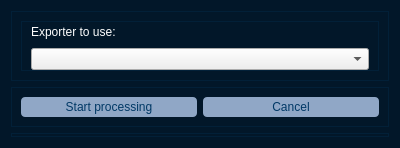
Qt form mad_gui/qt_designer/export.ui (mad-lab-fau/mad-gui) before a commit.
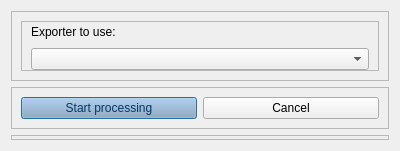
The same form after that commit.

```diff
--- a/mad_gui/qt_designer/export.ui
+++ b/mad_gui/qt_designer/export.ui
@@ -7,289 +7,9 @@
     <x>0</x>
     <y>0</y>
     <width>400</width>
-    <height>148</height>
+    <height>151</height>
    </rect>
   </property>
-  <property name="palette">
-   <palette>
-    <active>
-     <colorrole role="WindowText">
-      <brush brushstyle="SolidPattern">
-       <color alpha="255">
-        <red>255</red>
-        <green>255</green>
-        <blue>255</blue>
-       </color>
-      </brush>
-     </colorrole>
-     <colorrole role="Button">
-      <brush brushstyle="SolidPattern">
-       <color alpha="255">
-        <red>255</red>
-        <green>85</green>
-        <blue>255</blue>
-       </color>
-      </brush>
-     </colorrole>
-     <colorrole role="Light">
-      <brush brushstyle="SolidPattern">
-       <color alpha="255">
-        <red>255</red>
-        <green>255</green>
-        <blue>0</blue>
-       </color>
-      </brush>
-     </colorrole>
-     <colorrole role="Text">
-      <brush brushstyle="SolidPattern">
-       <color alpha="255">
-        <red>2</red>
-        <green>58</green>
-        <blue>103</blue>
-       </color>
-      </brush>
-     </colorrole>
-     <colorrole role="ButtonText">
-      <brush brushstyle="SolidPattern">
-       <color alpha="255">
-        <red>1</red>
-        <green>57</green>
-        <blue>102</blue>
-       </color>
-      </brush>
-     </colorrole>
-     <colorrole role="Base">
-      <brush brushstyle="SolidPattern">
-       <color alpha="255">
-        <red>144</red>
-        <green>167</green>
-        <blue>198</blue>
-       </color>
-      </brush>
-     </colorrole>
-     <colorrole role="Window">
-      <brush brushstyle="SolidPattern">
-       <color alpha="255">
-        <red>6</red>
-        <green>61</green>
-        <blue>105</blue>
-       </color>
-      </brush>
-     </colorrole>
-     <colorrole role="Shadow">
-      <brush brushstyle="SolidPattern">
-       <color alpha="255">
-        <red>105</red>
-        <green>105</green>
-        <blue>105</blue>
-       </color>
-      </brush>
-     </colorrole>
-     <colorrole role="AlternateBase">
-      <brush brushstyle="SolidPattern">
-       <color alpha="255">
-        <red>0</red>
-        <green>255</green>
-        <blue>0</blue>
-       </color>
-      </brush>
-     </colorrole>
-     <colorrole role="PlaceholderText">
-      <brush brushstyle="SolidPattern">
-       <color alpha="128">
-        <red>2</red>
-        <green>58</green>
-        <blue>103</blue>
-       </color>
-      </brush>
-     </colorrole>
-    </active>
-    <inactive>
-     <colorrole role="WindowText">
-      <brush brushstyle="SolidPattern">
-       <color alpha="255">
-        <red>255</red>
-        <green>255</green>
-        <blue>255</blue>
-       </color>
-      </brush>
-     </colorrole>
-     <colorrole role="Button">
-      <brush brushstyle="SolidPattern">
-       <color alpha="255">
-        <red>255</red>
-        <green>85</green>
-        <blue>255</blue>
-       </color>
-      </brush>
-     </colorrole>
-     <colorrole role="Light">
-      <brush brushstyle="SolidPattern">
-       <color alpha="255">
-        <red>255</red>
-        <green>255</green>
-        <blue>255</blue>
-       </color>
-      </brush>
-     </colorrole>
-     <colorrole role="Text">
-      <brush brushstyle="SolidPattern">
-       <color alpha="255">
-        <red>2</red>
-        <green>58</green>
-        <blue>103</blue>
-       </color>
-      </brush>
-     </colorrole>
-     <colorrole role="ButtonText">
-      <brush brushstyle="SolidPattern">
-       <color alpha="255">
-        <red>1</red>
-        <green>57</green>
-        <blue>102</blue>
-       </color>
-      </brush>
-     </colorrole>
-     <colorrole role="Base">
-      <brush brushstyle="SolidPattern">
-       <color alpha="255">
-        <red>144</red>
-        <green>167</green>
-        <blue>198</blue>
-       </color>
-      </brush>
-     </colorrole>
-     <colorrole role="Window">
-      <brush brushstyle="SolidPattern">
-       <color alpha="100">
-        <red>4</red>
-        <green>59</green>
-        <blue>104</blue>
-       </color>
-      </brush>
-     </colorrole>
-     <colorrole role="Shadow">
-      <brush brushstyle="SolidPattern">
-       <color alpha="255">
-        <red>105</red>
-        <green>105</green>
-        <blue>105</blue>
-       </color>
-      </brush>
-     </colorrole>
-     <colorrole role="AlternateBase">
-      <brush brushstyle="SolidPattern">
-       <color alpha="255">
-        <red>245</red>
-        <green>245</green>
-        <blue>245</blue>
-       </color>
-      </brush>
-     </colorrole>
-     <colorrole role="PlaceholderText">
-      <brush brushstyle="SolidPattern">
-       <color alpha="128">
-        <red>2</red>
-        <green>58</green>
-        <blue>103</blue>
-       </color>
-      </brush>
-     </colorrole>
-    </inactive>
-    <disabled>
-     <colorrole role="WindowText">
-      <brush brushstyle="SolidPattern">
-       <color alpha="255">
-        <red>127</red>
-        <green>127</green>
-        <blue>127</blue>
-       </color>
-      </brush>
-     </colorrole>
-     <colorrole role="Button">
-      <brush brushstyle="SolidPattern">
-       <color alpha="255">
-        <red>255</red>
-        <green>85</green>
-        <blue>255</blue>
-       </color>
-      </brush>
-     </colorrole>
-     <colorrole role="Light">
-      <brush brushstyle="SolidPattern">
-       <color alpha="255">
-        <red>255</red>
-        <green>255</green>
-        <blue>255</blue>
-       </color>
-      </brush>
-     </colorrole>
-     <colorrole role="Text">
-      <brush brushstyle="SolidPattern">
-       <color alpha="255">
-        <red>127</red>
-        <green>127</green>
-        <blue>127</blue>
-       </color>
-      </brush>
-     </colorrole>
-     <colorrole role="ButtonText">
-      <brush brushstyle="SolidPattern">
-       <color alpha="255">
-        <red>127</red>
-        <green>127</green>
-        <blue>127</blue>
-       </color>
-      </brush>
-     </colorrole>
-     <colorrole role="Base">
-      <brush brushstyle="SolidPattern">
-       <color alpha="255">
-        <red>135</red>
-        <green>135</green>
-        <blue>135</blue>
-       </color>
-      </brush>
-     </colorrole>
-     <colorrole role="Window">
-      <brush brushstyle="SolidPattern">
-       <color alpha="255">
-        <red>144</red>
-        <green>167</green>
-        <blue>198</blue>
-       </color>
-      </brush>
-     </colorrole>
-     <colorrole role="Shadow">
-      <brush brushstyle="SolidPattern">
-       <color alpha="255">
-        <red>144</red>
-        <green>167</green>
-        <blue>198</blue>
-       </color>
-      </brush>
-     </colorrole>
-     <colorrole role="AlternateBase">
-      <brush brushstyle="SolidPattern">
-       <color alpha="255">
-        <red>245</red>
-        <green>245</green>
-        <blue>245</blue>
-       </color>
-      </brush>
-     </colorrole>
-     <colorrole role="PlaceholderText">
-      <brush brushstyle="SolidPattern">
-       <color alpha="128">
-        <red>255</red>
-        <green>255</green>
-        <blue>255</blue>
-       </color>
-      </brush>
-     </colorrole>
-    </disabled>
-   </palette>
-  </property>
   <property name="windowTitle">
    <string>Form</string>
   </property>
@@ -607,23 +327,7 @@
          </palette>
         </property>
         <property name="toolTip">
-         <string>Return to main window and load specified data</string>
-        </property>
-        <property name="styleSheet">
-         <string notr="true">QPushButton{
-	border:none;
-	border-radius: 4px;
-	background-color: rgb(144,167,198);
-	color: rgb(0,56,101);
-	padding-left: 5px;
-   padding-right: 5px;
-}
-QPushButton:hover{
-	background-color: rgb(221,229,240);
-}
-QPushButton:checked{
-	background-color: rgb(221,229,240);
-}</string>
+         <string>Export and then return to main window</string>
         </property>
         <property name="text">
          <string>Start processing</string>
@@ -638,223 +342,8 @@
           <height>20</height>
          </size>
         </property>
-        <property name="palette">
-         <palette>
-          <active>
-           <colorrole role="WindowText">
-            <brush brushstyle="SolidPattern">
-             <color alpha="255">
-              <red>0</red>
-              <green>56</green>
-              <blue>101</blue>
-             </color>
-            </brush>
-           </colorrole>
-           <colorrole role="Button">
-            <brush brushstyle="SolidPattern">
-             <color alpha="255">
-              <red>144</red>
-              <green>167</green>
-              <blue>198</blue>
-             </color>
-            </brush>
-           </colorrole>
-           <colorrole role="Text">
-            <brush brushstyle="SolidPattern">
-             <color alpha="255">
-              <red>0</red>
-              <green>56</green>
-              <blue>101</blue>
-             </color>
-            </brush>
-           </colorrole>
-           <colorrole role="ButtonText">
-            <brush brushstyle="SolidPattern">
-             <color alpha="255">
-              <red>0</red>
-              <green>56</green>
-              <blue>101</blue>
-             </color>
-            </brush>
-           </colorrole>
-           <colorrole role="Base">
-            <brush brushstyle="SolidPattern">
-             <color alpha="255">
-              <red>144</red>
-              <green>167</green>
-              <blue>198</blue>
-             </color>
-            </brush>
-           </colorrole>
-           <colorrole role="Window">
-            <brush brushstyle="SolidPattern">
-             <color alpha="255">
-              <red>144</red>
-              <green>167</green>
-              <blue>198</blue>
-             </color>
-            </brush>
-           </colorrole>
-           <colorrole role="PlaceholderText">
-            <brush brushstyle="SolidPattern">
-             <color alpha="128">
-              <red>0</red>
-              <green>56</green>
-              <blue>101</blue>
-             </color>
-            </brush>
-           </colorrole>
-          </active>
-          <inactive>
-           <colorrole role="WindowText">
-            <brush brushstyle="SolidPattern">
-             <color alpha="255">
-              <red>0</red>
-              <green>56</green>
-              <blue>101</blue>
-             </color>
-            </brush>
-           </colorrole>
-           <colorrole role="Button">
-            <brush brushstyle="SolidPattern">
-             <color alpha="255">
-              <red>144</red>
-              <green>167</green>
-              <blue>198</blue>
-             </color>
-            </brush>
-           </colorrole>
-           <colorrole role="Text">
-            <brush brushstyle="SolidPattern">
-             <color alpha="255">
-              <red>0</red>
-              <green>56</green>
-              <blue>101</blue>
-             </color>
-            </brush>
-           </colorrole>
-           <colorrole role="ButtonText">
-            <brush brushstyle="SolidPattern">
-             <color alpha="255">
-              <red>0</red>
-              <green>56</green>
-              <blue>101</blue>
-             </color>
-            </brush>
-           </colorrole>
-           <colorrole role="Base">
-            <brush brushstyle="SolidPattern">
-             <color alpha="255">
-              <red>144</red>
-              <green>167</green>
-              <blue>198</blue>
-             </color>
-            </brush>
-           </colorrole>
-           <colorrole role="Window">
-            <brush brushstyle="SolidPattern">
-             <color alpha="255">
-              <red>144</red>
-              <green>167</green>
-              <blue>198</blue>
-             </color>
-            </brush>
-           </colorrole>
-           <colorrole role="PlaceholderText">
-            <brush brushstyle="SolidPattern">
-             <color alpha="128">
-              <red>0</red>
-              <green>56</green>
-              <blue>101</blue>
-             </color>
-            </brush>
-           </colorrole>
-          </inactive>
-          <disabled>
-           <colorrole role="WindowText">
-            <brush brushstyle="SolidPattern">
-             <color alpha="255">
-              <red>0</red>
-              <green>56</green>
-              <blue>101</blue>
-             </color>
-            </brush>
-           </colorrole>
-           <colorrole role="Button">
-            <brush brushstyle="SolidPattern">
-             <color alpha="255">
-              <red>144</red>
-              <green>167</green>
-              <blue>198</blue>
-             </color>
-            </brush>
-           </colorrole>
-           <colorrole role="Text">
-            <brush brushstyle="SolidPattern">
-             <color alpha="255">
-              <red>0</red>
-              <green>56</green>
-              <blue>101</blue>
-             </color>
-            </brush>
-           </colorrole>
-           <colorrole role="ButtonText">
-            <brush brushstyle="SolidPattern">
-             <color alpha="255">
-              <red>0</red>
-              <green>56</green>
-              <blue>101</blue>
-             </color>
-            </brush>
-           </colorrole>
-           <colorrole role="Base">
-            <brush brushstyle="SolidPattern">
-             <color alpha="255">
-              <red>144</red>
-              <green>167</green>
-              <blue>198</blue>
-             </color>
-            </brush>
-           </colorrole>
-           <colorrole role="Window">
-            <brush brushstyle="SolidPattern">
-             <color alpha="255">
-              <red>144</red>
-              <green>167</green>
-              <blue>198</blue>
-             </color>
-            </brush>
-           </colorrole>
-           <colorrole role="PlaceholderText">
-            <brush brushstyle="SolidPattern">
-             <color alpha="128">
-              <red>0</red>
-              <green>56</green>
-              <blue>101</blue>
-             </color>
-            </brush>
-           </colorrole>
-          </disabled>
-         </palette>
-        </property>
         <property name="toolTip">
-         <string>Return to main window without loading data</string>
-        </property>
-        <property name="styleSheet">
-         <string notr="true">QPushButton{
-	border:none;
-	border-radius: 4px;
-	background-color: rgb(144,167,198);
-	color: rgb(0,56,101);
-	padding-left: 5px;
-   padding-right: 5px;
-}
-QPushButton:hover{
-	background-color: rgb(221,229,240);
-}
-QPushButton:checked{
-	background-color: rgb(221,229,240);
-}</string>
+         <string>Return to main window without exporting data</string>
         </property>
         <property name="text">
          <string>Cancel</string>
```
